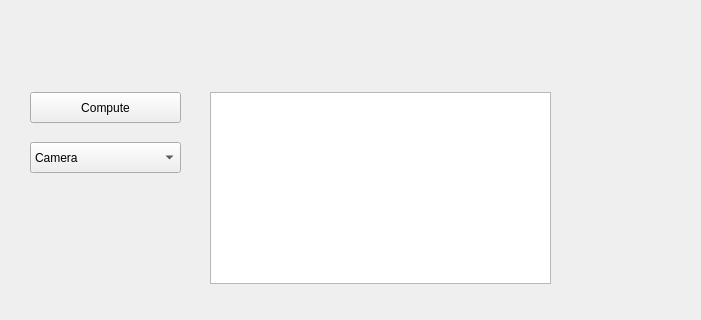
Old version of the form ui.ui in the repository PaulPannetier/Hackathon; both pictures show x 0 to 701 and y 407 to 727 of the 1113 by 727 pixel window.
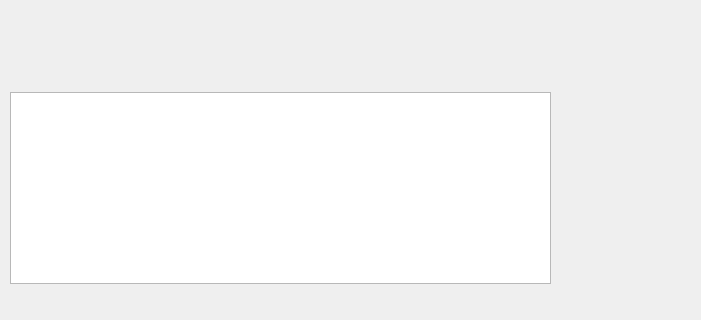
New version of the form. Icons and pictures are not drawn.

```diff
--- a/ui.ui
+++ b/ui.ui
@@ -36,9 +36,9 @@
    <widget class="QTableWidget" name="tableWidget">
     <property name="geometry">
      <rect>
-      <x>210</x>
+      <x>10</x>
       <y>480</y>
-      <width>341</width>
+      <width>541</width>
       <height>192</height>
      </rect>
     </property>
@@ -62,45 +62,6 @@
      <bool>true</bool>
     </property>
    </widget>
-   <widget class="QPushButton" name="pushButton">
-    <property name="geometry">
-     <rect>
-      <x>30</x>
-      <y>480</y>
-      <width>151</width>
-      <height>31</height>
-     </rect>
-    </property>
-    <property name="text">
-     <string>Compute</string>
-    </property>
-   </widget>
-   <widget class="QComboBox" name="comboBox">
-    <property name="geometry">
-     <rect>
-      <x>30</x>
-      <y>530</y>
-      <width>151</width>
-      <height>31</height>
-     </rect>
-    </property>
-    <property name="currentIndex">
-     <number>0</number>
-    </property>
-    <property name="maxVisibleItems">
-     <number>2</number>
-    </property>
-    <item>
-     <property name="text">
-      <string>Camera</string>
-     </property>
-    </item>
-    <item>
-     <property name="text">
-      <string>Image</string>
-     </property>
-    </item>
-   </widget>
   </widget>
   <widget class="QMenuBar" name="menubar">
    <property name="geometry">
```
